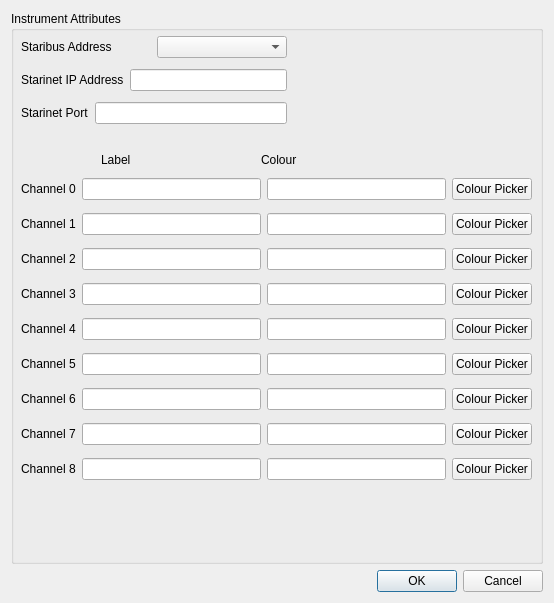
First picture: the form in ui/instrumentAttributes.ui, repository mhorn71/StarbaseMini, before the edit.
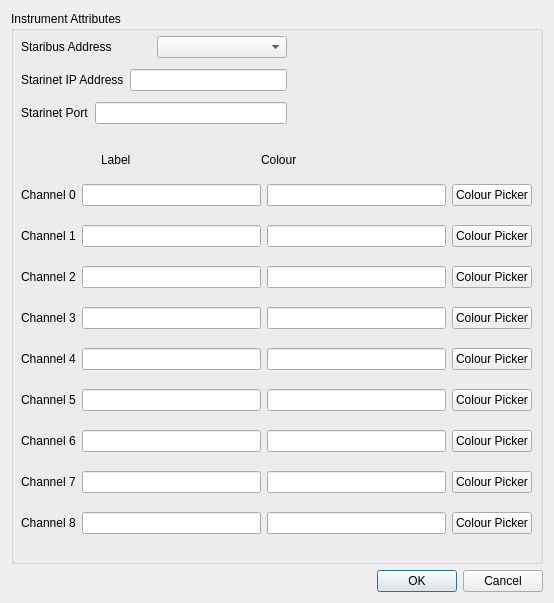
Second picture: the form after the edit.

Commit message: Trying to get InstrumentAttributes to display correctly across platforms.

Patch:
```diff
--- a/ui/instrumentAttributes.ui
+++ b/ui/instrumentAttributes.ui
@@ -18,7 +18,7 @@
   </property>
   <property name="maximumSize">
    <size>
-    <width>554</width>
+    <width>1000</width>
     <height>1000</height>
    </size>
   </property>
@@ -132,7 +132,7 @@
         <x>10</x>
         <y>160</y>
         <width>511</width>
-        <height>321</height>
+        <height>381</height>
        </rect>
       </property>
       <layout class="QGridLayout" name="gridLayout_2">
```
The commit also changes 1 other file.
